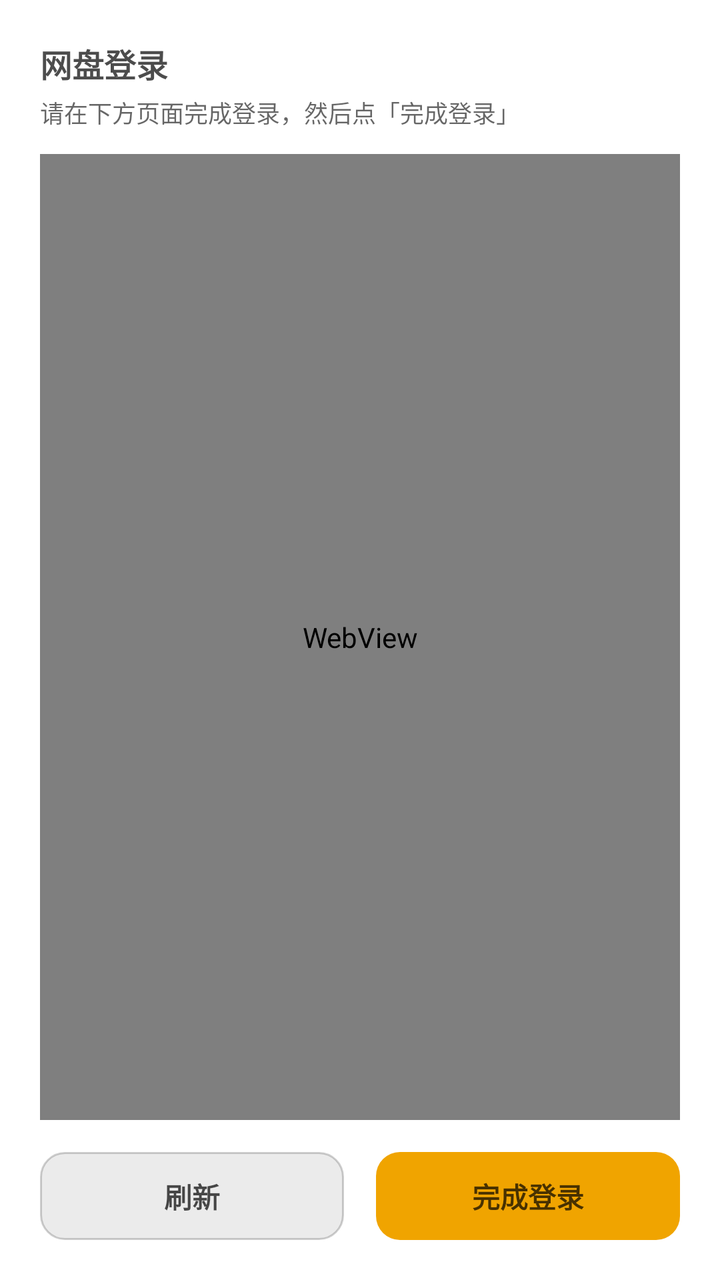
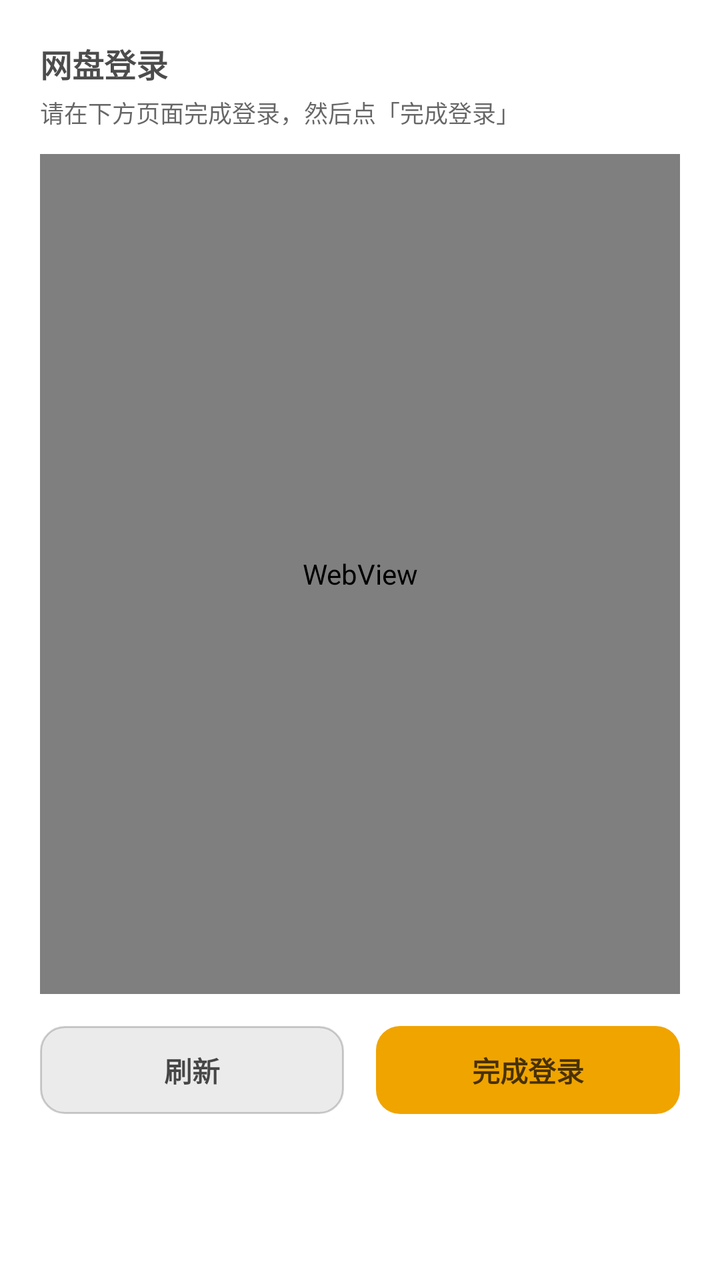

Screens rendered from an Android XML layout before and after an edit, with the pre-edit source and the edit as a unified diff.
<!-- AndroidManifest.xml: application theme Theme.App -->
<!-- res/layout/dialog_pan_login.xml -->
<?xml version="1.0" encoding="utf-8"?>
<LinearLayout xmlns:android="http://schemas.android.com/apk/res/android"
    android:layout_width="match_parent"
    android:layout_height="match_parent"
    android:background="@drawable/shape_dialog_glass_white_panel"
    android:orientation="vertical"
    android:padding="20dp">

    <LinearLayout
        android:layout_width="match_parent"
        android:layout_height="wrap_content"
        android:gravity="center_vertical"
        android:orientation="horizontal">

        <LinearLayout
            android:layout_width="0dp"
            android:layout_height="wrap_content"
            android:layout_weight="1"
            android:orientation="vertical">

            <TextView
                android:id="@+id/tv_title"
                android:layout_width="wrap_content"
                android:layout_height="wrap_content"
                android:text="网盘登录"
                android:textColor="#B3000000"
                android:textSize="16sp"
                android:textStyle="bold" />

            <TextView
                android:id="@+id/tv_hint"
                android:layout_width="wrap_content"
                android:layout_height="wrap_content"
                android:layout_marginTop="4dp"
                android:text="请在下方页面完成登录，然后点「完成登录」"
                android:textColor="#99000000"
                android:textSize="12sp" />

        </LinearLayout>

        <ImageView
            android:id="@+id/iv_close"
            android:layout_width="36dp"
            android:layout_height="36dp"
            android:background="?attr/selectableItemBackgroundBorderless"
            android:contentDescription="关闭"
            android:padding="8dp"
            android:src="@drawable/ic_dialog_close" />

    </LinearLayout>

    <FrameLayout
        android:layout_width="match_parent"
        android:layout_height="0dp"
        android:layout_weight="1"
        android:layout_marginTop="12dp"
        android:background="@drawable/shape_shield_webview_frame">

        <WebView
            android:id="@+id/webview"
            android:layout_width="match_parent"
            android:layout_height="match_parent" />

        <ProgressBar
            android:id="@+id/progress"
            android:layout_width="40dp"
            android:layout_height="40dp"
            android:layout_gravity="center" />

    </FrameLayout>

    <LinearLayout
        android:layout_width="match_parent"
        android:layout_height="wrap_content"
        android:layout_marginTop="16dp"
        android:gravity="center"
        android:orientation="horizontal">

        <TextView
            android:id="@+id/btn_reload"
            android:layout_width="0dp"
            android:layout_height="44dp"
            android:layout_marginEnd="8dp"
            android:layout_weight="1"
            android:background="@drawable/shape_shield_btn_ghost"
            android:gravity="center"
            android:text="刷新"
            android:textColor="#B3000000"
            android:textSize="14sp"
            android:textStyle="bold" />

        <TextView
            android:id="@+id/btn_done"
            android:layout_width="0dp"
            android:layout_height="44dp"
            android:layout_marginStart="8dp"
            android:layout_weight="1"
            android:background="@drawable/shape_shield_btn_yellow"
            android:gravity="center"
            android:text="完成登录"
            android:textColor="#B3000000"
            android:textSize="14sp"
            android:textStyle="bold" />

    </LinearLayout>

</LinearLayout>
<!-- resources referenced by this layout -->
<resources>
  <!-- drawable ic_dialog_close (drawable) -->
  <?xml version="1.0" encoding="utf-8"?>
  <vector xmlns:android="http://schemas.android.com/apk/res/android"
      android:width="24dp"
      android:height="24dp"
      android:viewportWidth="24"
      android:viewportHeight="24">
      <path
          android:fillColor="@android:color/white"
          android:pathData="M19,6.41L17.59,5 12,10.59 6.41,5 5,6.41 10.59,12 5,17.59 6.41,19 12,13.41 17.59,19 19,17.59 13.41,12z" />
  </vector>
  <!-- drawable shape_dialog_glass_white_panel (drawable) -->
  <?xml version="1.0" encoding="utf-8"?>
  <shape xmlns:android="http://schemas.android.com/apk/res/android">
      <solid android:color="#E6FFFFFF" />
  
      <corners android:radius="22dp" />
  
      <stroke
          android:width="1dp"
          android:color="#B3FFFFFF" />
  </shape>
  <!-- drawable shape_shield_btn_ghost (drawable) -->
  <?xml version="1.0" encoding="utf-8"?>
  <shape xmlns:android="http://schemas.android.com/apk/res/android">
      <solid android:color="#14000000" />
      <corners android:radius="12dp" />
      <stroke
          android:width="1dp"
          android:color="#30000000" />
  </shape>
  <!-- drawable shape_shield_btn_yellow (drawable) -->
  <?xml version="1.0" encoding="utf-8"?>
  <shape xmlns:android="http://schemas.android.com/apk/res/android">
      <solid android:color="#F0A400" />
      <corners android:radius="12dp" />
  </shape>
  <!-- drawable shape_shield_webview_frame (drawable) -->
  <?xml version="1.0" encoding="utf-8"?>
  <shape xmlns:android="http://schemas.android.com/apk/res/android">
      <solid android:color="#F2FFFFFF" />
      <corners android:radius="14dp" />
      <stroke
          android:width="1dp"
          android:color="#40FFFFFF" />
  </shape>
  <style name="Theme.App" parent="Theme.XingChen">
          <item name="android:windowDisablePreview">true</item>
          <item name="android:windowSplashScreenBackground">#000000</item>
          <item name="android:windowBackground">#000000</item>
      </style>
  <style name="Theme.XingChen" parent="Theme.Material3.DayNight.NoActionBar">
          <item name="android:windowBackground">@android:color/transparent</item>
                <item name="android:colorBackground">@android:color/transparent</item>
          <item name="colorPrimary">#f0a400</item>
          <item name="colorPrimaryVariant">#c07f00</item>
          <item name="colorOnPrimary">@android:color/white</item>
      </style>
</resources>

<!-- the commit's change to res/layout/dialog_pan_login.xml (unified diff, before → after) -->
@@ -51,8 +51,7 @@
 
     <FrameLayout
         android:layout_width="match_parent"
-        android:layout_height="0dp"
-        android:layout_weight="1"
+        android:layout_height="420dp"
         android:layout_marginTop="12dp"
         android:background="@drawable/shape_shield_webview_frame">
 
